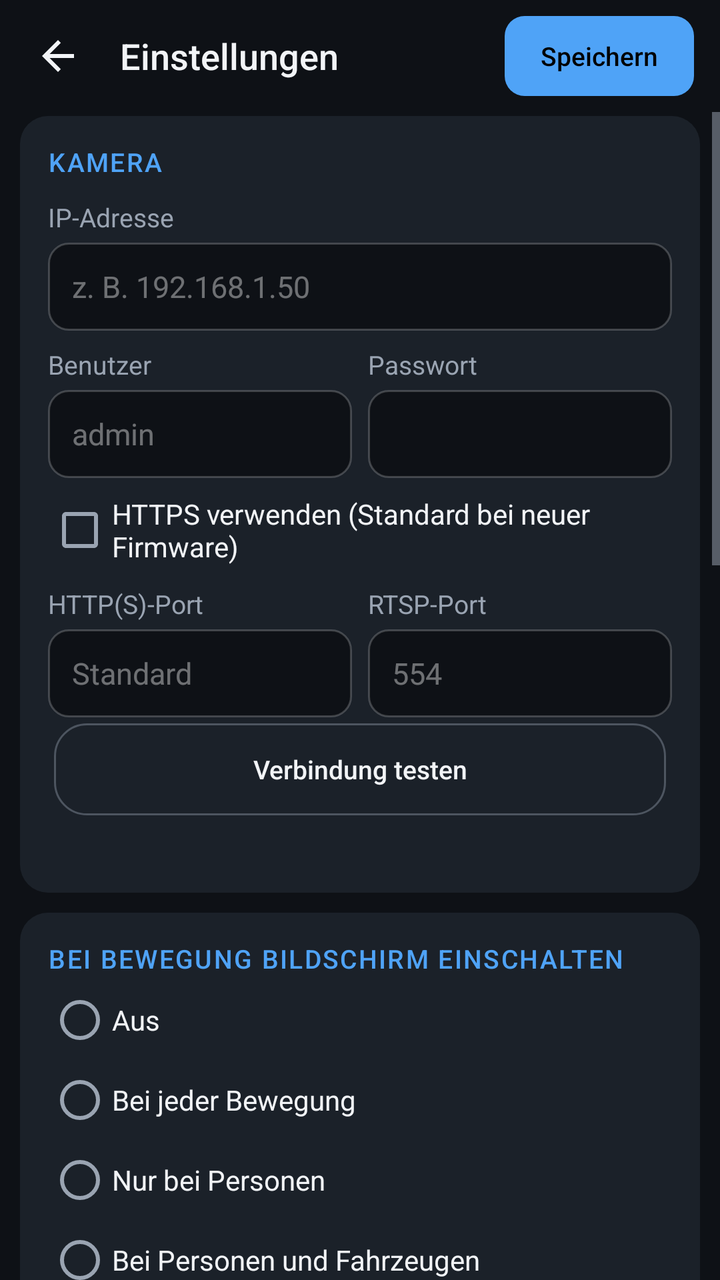
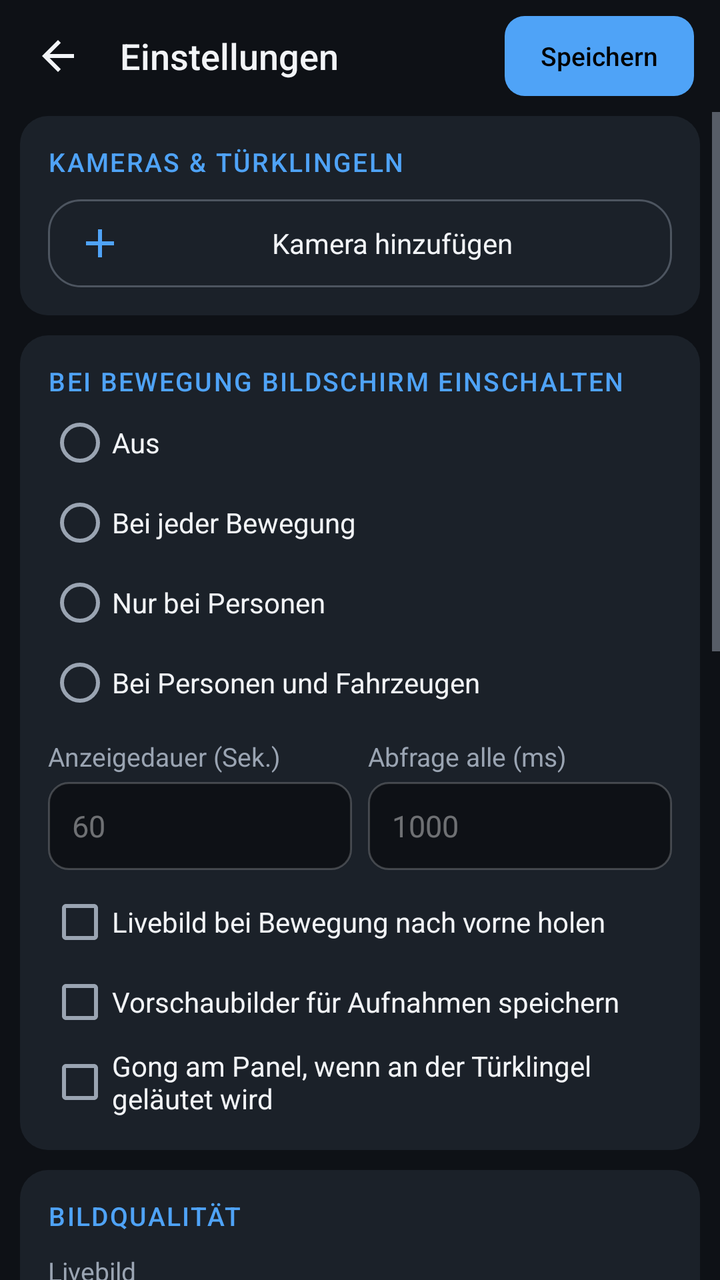

Two renders of the same Android screen: before a commit and after it. Below are the layout's source before the change and the commit's diff.
<!-- AndroidManifest.xml: application theme AppTheme -->
<!-- res/layout/activity_settings.xml -->
<?xml version="1.0" encoding="utf-8"?>
<LinearLayout xmlns:android="http://schemas.android.com/apk/res/android"
    android:layout_width="match_parent"
    android:layout_height="match_parent"
    android:background="@color/bg"
    android:orientation="vertical">

    
    <LinearLayout
        android:layout_width="match_parent"
        android:layout_height="56dp"
        android:gravity="center_vertical"
        android:orientation="horizontal"
        android:paddingLeft="4dp"
        android:paddingRight="10dp">

        <ImageButton
            android:id="@+id/btnBackSettings"
            style="@style/IconButton"
            android:contentDescription="Zurück"
            android:src="@drawable/ic_back" />

        <TextView
            style="@style/Title"
            android:layout_width="0dp"
            android:layout_height="wrap_content"
            android:layout_marginLeft="6dp"
            android:layout_weight="1"
            android:text="Einstellungen" />

        <Button
            android:id="@+id/btnSave"
            style="@style/BarButton"
            android:layout_width="wrap_content"
            android:layout_height="40dp"
            android:minHeight="40dp"
            android:background="@drawable/btn_primary"
            android:paddingLeft="18dp"
            android:paddingRight="18dp"
            android:text="Speichern"
            android:textColor="#000000" />
    </LinearLayout>

    <ScrollView
        android:layout_width="match_parent"
        android:layout_height="0dp"
        android:layout_weight="1"
        android:fillViewport="true">

        <LinearLayout
            android:layout_width="match_parent"
            android:layout_height="wrap_content"
            android:orientation="vertical"
            android:paddingLeft="10dp"
            android:paddingRight="10dp"
            android:paddingBottom="16dp">

            
            <LinearLayout style="@style/Card" android:layout_width="match_parent" android:layout_height="wrap_content" android:layout_marginTop="2dp">
                <TextView style="@style/Section" android:layout_width="wrap_content" android:layout_height="wrap_content" android:text="Kamera" />

                <TextView style="@style/Label" android:layout_width="wrap_content" android:layout_height="wrap_content" android:text="IP-Adresse" />
                <EditText android:id="@+id/etHost" style="@style/Field" android:layout_width="match_parent" android:layout_height="wrap_content" android:hint="z. B. 192.168.1.50" android:inputType="textUri" />

                <LinearLayout android:layout_width="match_parent" android:layout_height="wrap_content" android:orientation="horizontal">
                    <LinearLayout android:layout_width="0dp" android:layout_height="wrap_content" android:layout_weight="1" android:layout_marginRight="8dp" android:orientation="vertical">
                        <TextView style="@style/Label" android:layout_width="wrap_content" android:layout_height="wrap_content" android:text="Benutzer" />
                        <EditText android:id="@+id/etUser" style="@style/Field" android:layout_width="match_parent" android:layout_height="wrap_content" android:hint="admin" android:inputType="text" />
                    </LinearLayout>
                    <LinearLayout android:layout_width="0dp" android:layout_height="wrap_content" android:layout_weight="1" android:orientation="vertical">
                        <TextView style="@style/Label" android:layout_width="wrap_content" android:layout_height="wrap_content" android:text="Passwort" />
                        <EditText android:id="@+id/etPass" style="@style/Field" android:layout_width="match_parent" android:layout_height="wrap_content" android:inputType="textPassword" />
                    </LinearLayout>
                </LinearLayout>

                <CheckBox android:id="@+id/cbHttps" style="@style/Option" android:layout_width="match_parent" android:layout_height="wrap_content" android:layout_marginTop="6dp" android:text="HTTPS verwenden (Standard bei neuer Firmware)" />

                <LinearLayout android:layout_width="match_parent" android:layout_height="wrap_content" android:orientation="horizontal">
                    <LinearLayout android:layout_width="0dp" android:layout_height="wrap_content" android:layout_weight="1" android:layout_marginRight="8dp" android:orientation="vertical">
                        <TextView style="@style/Label" android:layout_width="wrap_content" android:layout_height="wrap_content" android:text="HTTP(S)-Port" />
                        <EditText android:id="@+id/etHttpPort" style="@style/Field" android:layout_width="match_parent" android:layout_height="wrap_content" android:hint="Standard" android:inputType="number" />
                    </LinearLayout>
                    <LinearLayout android:layout_width="0dp" android:layout_height="wrap_content" android:layout_weight="1" android:orientation="vertical">
                        <TextView style="@style/Label" android:layout_width="wrap_content" android:layout_height="wrap_content" android:text="RTSP-Port" />
                        <EditText android:id="@+id/etRtspPort" style="@style/Field" android:layout_width="match_parent" android:layout_height="wrap_content" android:hint="554" android:inputType="number" />
                    </LinearLayout>
                </LinearLayout>

                <Button android:id="@+id/btnTest" style="@style/BarButton" android:layout_width="match_parent" android:layout_height="wrap_content" android:layout_marginTop="12dp" android:background="@drawable/chip" android:text="Verbindung testen" />
                <TextView android:id="@+id/tvTest" android:layout_width="match_parent" android:layout_height="wrap_content" android:layout_marginTop="4dp" android:textColor="@color/textDim" android:textSize="13sp" />
            </LinearLayout>

            
            <LinearLayout style="@style/Card" android:layout_width="match_parent" android:layout_height="wrap_content">
                <TextView style="@style/Section" android:layout_width="wrap_content" android:layout_height="wrap_content" android:text="Bei Bewegung Bildschirm einschalten" />
                <RadioGroup android:id="@+id/rgTrigger" android:layout_width="match_parent" android:layout_height="wrap_content" android:orientation="vertical">
                    <RadioButton android:id="@+id/rbTrigOff" style="@style/Option" android:layout_width="match_parent" android:layout_height="wrap_content" android:text="Aus" />
                    <RadioButton android:id="@+id/rbTrigAny" style="@style/Option" android:layout_width="match_parent" android:layout_height="wrap_content" android:text="Bei jeder Bewegung" />
                    <RadioButton android:id="@+id/rbTrigPerson" style="@style/Option" android:layout_width="match_parent" android:layout_height="wrap_content" android:text="Nur bei Personen" />
                    <RadioButton android:id="@+id/rbTrigPersonVehicle" style="@style/Option" android:layout_width="match_parent" android:layout_height="wrap_content" android:text="Bei Personen und Fahrzeugen" />
                </RadioGroup>

                <LinearLayout android:layout_width="match_parent" android:layout_height="wrap_content" android:orientation="horizontal">
                    <LinearLayout android:layout_width="0dp" android:layout_height="wrap_content" android:layout_weight="1" android:layout_marginRight="8dp" android:orientation="vertical">
                        <TextView style="@style/Label" android:layout_width="wrap_content" android:layout_height="wrap_content" android:text="Anzeigedauer (Sek.)" />
                        <EditText android:id="@+id/etWake" style="@style/Field" android:layout_width="match_parent" android:layout_height="wrap_content" android:hint="60" android:inputType="number" />
                    </LinearLayout>
                    <LinearLayout android:layout_width="0dp" android:layout_height="wrap_content" android:layout_weight="1" android:orientation="vertical">
                        <TextView style="@style/Label" android:layout_width="wrap_content" android:layout_height="wrap_content" android:text="Abfrage alle (ms)" />
                        <EditText android:id="@+id/etPoll" style="@style/Field" android:layout_width="match_parent" android:layout_height="wrap_content" android:hint="1000" android:inputType="number" />
                    </LinearLayout>
                </LinearLayout>

                <CheckBox android:id="@+id/cbFront" style="@style/Option" android:layout_width="match_parent" android:layout_height="wrap_content" android:layout_marginTop="6dp" android:text="Livebild bei Bewegung nach vorne holen" />
                <CheckBox android:id="@+id/cbThumbs" style="@style/Option" android:layout_width="match_parent" android:layout_height="wrap_content" android:text="Vorschaubilder für Aufnahmen speichern" />
            </LinearLayout>

            
            <LinearLayout style="@style/Card" android:layout_width="match_parent" android:layout_height="wrap_content">
                <TextView style="@style/Section" android:layout_width="wrap_content" android:layout_height="wrap_content" android:text="Bildqualität" />
                <TextView style="@style/Label" android:layout_width="wrap_content" android:layout_height="wrap_content" android:text="Livebild" />
                <RadioGroup android:id="@+id/rgLive" android:layout_width="match_parent" android:layout_height="wrap_content" android:orientation="vertical">
                    <RadioButton android:id="@+id/rbLiveSub" style="@style/Option" android:layout_width="match_parent" android:layout_height="wrap_content" android:text="SD – flüssig, wenig CPU (empfohlen)" />
                    <RadioButton android:id="@+id/rbLiveMain" style="@style/Option" android:layout_width="match_parent" android:layout_height="wrap_content" android:text="HD – fällt automatisch auf SD zurück, falls nicht abspielbar" />
                </RadioGroup>
                <TextView style="@style/Label" android:layout_width="wrap_content" android:layout_height="wrap_content" android:text="Aufnahmen abspielen in" />
                <RadioGroup android:id="@+id/rgRec" android:layout_width="match_parent" android:layout_height="wrap_content" android:orientation="vertical">
                    <RadioButton android:id="@+id/rbRecSub" style="@style/Option" android:layout_width="match_parent" android:layout_height="wrap_content" android:text="SD – lädt schnell (empfohlen)" />
                    <RadioButton android:id="@+id/rbRecMain" style="@style/Option" android:layout_width="match_parent" android:layout_height="wrap_content" android:text="HD – große Dateien" />
                </RadioGroup>
            </LinearLayout>

            
            <LinearLayout style="@style/Card" android:layout_width="match_parent" android:layout_height="wrap_content">
                <TextView style="@style/Section" android:layout_width="wrap_content" android:layout_height="wrap_content" android:text="Schwenken &amp; Sirene" />
                <LinearLayout android:layout_width="match_parent" android:layout_height="wrap_content" android:orientation="horizontal">
                    <LinearLayout android:layout_width="0dp" android:layout_height="wrap_content" android:layout_weight="1" android:layout_marginRight="8dp" android:orientation="vertical">
                        <TextView style="@style/Label" android:layout_width="wrap_content" android:layout_height="wrap_content" android:text="Schwenk-Tempo (1–64)" />
                        <EditText android:id="@+id/etPtzSpeed" style="@style/Field" android:layout_width="match_parent" android:layout_height="wrap_content" android:hint="32" android:inputType="number" />
                    </LinearLayout>
                    <LinearLayout android:layout_width="0dp" android:layout_height="wrap_content" android:layout_weight="1" android:orientation="vertical">
                        <TextView style="@style/Label" android:layout_width="wrap_content" android:layout_height="wrap_content" android:text="Sirene max. (Sek.)" />
                        <EditText android:id="@+id/etSiren" style="@style/Field" android:layout_width="match_parent" android:layout_height="wrap_content" android:hint="30" android:inputType="number" />
                    </LinearLayout>
                </LinearLayout>
            </LinearLayout>

            
            <LinearLayout style="@style/Card" android:layout_width="match_parent" android:layout_height="wrap_content">
                <TextView style="@style/Section" android:layout_width="wrap_content" android:layout_height="wrap_content" android:text="Gerätestart" />
                <CheckBox android:id="@+id/cbBoot" style="@style/Option" android:layout_width="match_parent" android:layout_height="wrap_content" android:text="Überwachung beim Start automatisch aktivieren" />
                <CheckBox android:id="@+id/cbOpenBoot" style="@style/Option" android:layout_width="match_parent" android:layout_height="wrap_content" android:text="App beim Start sofort öffnen" />
                <Button android:id="@+id/btnBattery" style="@style/BarButton" android:layout_width="match_parent" android:layout_height="wrap_content" android:layout_marginTop="8dp" android:background="@drawable/chip" android:text="Von Akku-Optimierung ausnehmen" />
            </LinearLayout>

            
            <LinearLayout style="@style/Card" android:layout_width="match_parent" android:layout_height="wrap_content">
                <TextView style="@style/Section" android:layout_width="wrap_content" android:layout_height="wrap_content" android:text="Erweitert" />
                <TextView style="@style/Label" android:layout_width="wrap_content" android:layout_height="wrap_content" android:text="Eigener RTSP-Pfad (leer = automatisch)" />
                <EditText android:id="@+id/etRtspPath" style="@style/Field" android:layout_width="match_parent" android:layout_height="wrap_content" android:hint="z. B. h264Preview_01_sub" android:inputType="textUri" android:imeOptions="actionDone" />
            </LinearLayout>
        </LinearLayout>
    </ScrollView>
</LinearLayout>
<!-- resources referenced by this layout -->
<resources>
  <color name="bg">#0E1116</color>
  <color name="textDim">#9AA4B2</color>
  <!-- drawable btn_primary (drawable) -->
  <?xml version="1.0" encoding="utf-8"?>
  <selector xmlns:android="http://schemas.android.com/apk/res/android">
      <item android:state_pressed="true">
          <shape android:shape="rectangle">
              <solid android:color="#FF8CC4FA" />
              <corners android:radius="10dp" />
          </shape>
      </item>
      <item>
          <shape android:shape="rectangle">
              <solid android:color="@color/accent" />
              <corners android:radius="10dp" />
          </shape>
      </item>
  </selector>
  <!-- drawable ic_back (drawable) -->
  <vector xmlns:android="http://schemas.android.com/apk/res/android"
      android:width="24dp" android:height="24dp"
      android:viewportWidth="24" android:viewportHeight="24"
      android:tint="?android:attr/textColorPrimary">
      <path android:fillColor="#FFFFFFFF" android:pathData="M20,11H7.83l5.59,-5.59L12,4l-8,8 8,8 1.41,-1.41L7.83,13H20v-2z" />
  </vector>
  <style name="Card">
          <item name="android:background">@drawable/card</item>
          <item name="android:orientation">vertical</item>
          <item name="android:padding">14dp</item>
          <item name="android:layout_marginTop">10dp</item>
      </style>
  <style name="IconButton">
          <item name="android:layout_width">48dp</item>
          <item name="android:layout_height">48dp</item>
          <item name="android:layout_marginLeft">1dp</item>
          <item name="android:layout_marginRight">1dp</item>
          <item name="android:background">@drawable/icon_btn</item>
          <item name="android:scaleType">center</item>
          <item name="android:tint">@color/icon_tint</item>
      </style>
  <style name="Label">
          <item name="android:textColor">@color/textDim</item>
          <item name="android:textSize">13sp</item>
          <item name="android:layout_marginTop">8dp</item>
      </style>
  <style name="Option">
          <item name="android:textColor">@color/text</item>
          <item name="android:textSize">14sp</item>
          <item name="android:minHeight">40dp</item>
      </style>
  <style name="Section">
          <item name="android:textColor">@color/accent</item>
          <item name="android:textSize">13sp</item>
          <item name="android:fontFamily">sans-serif-medium</item>
          <item name="android:textAllCaps">true</item>
          <item name="android:letterSpacing">0.06</item>
          <item name="android:layout_marginBottom">2dp</item>
      </style>
  <style name="Title">
          <item name="android:textColor">@color/text</item>
          <item name="android:textSize">18sp</item>
          <item name="android:fontFamily">sans-serif-medium</item>
      </style>
  <color name="accent">#4FA3F7</color>
  <color name="text">#F2F4F7</color>
  <!-- drawable card (drawable) -->
  <?xml version="1.0" encoding="utf-8"?>
  <shape xmlns:android="http://schemas.android.com/apk/res/android" android:shape="rectangle">
      <solid android:color="@color/surface" />
      <corners android:radius="14dp" />
  </shape>
  <!-- drawable icon_btn (drawable) -->
  <?xml version="1.0" encoding="utf-8"?>
  <selector xmlns:android="http://schemas.android.com/apk/res/android">
      <item android:state_pressed="true">
          <shape android:shape="oval"><solid android:color="#554FA3F7" /></shape>
      </item>
      <item android:state_activated="true">
          <shape android:shape="oval"><solid android:color="#334FA3F7" /></shape>
      </item>
      <item>
          <shape android:shape="oval"><solid android:color="#00000000" /></shape>
      </item>
  </selector>
  <color name="surface">#1B2129</color>
  <color name="surface_pressed">#2C3644</color>
  <!-- unchanged entries left out for length: 6 -->
</resources>

<!-- the commit's change to res/layout/activity_settings.xml (unified diff, before → after) -->
@@ -57,37 +57,9 @@
 
             
             <LinearLayout style="@style/Card" android:layout_width="match_parent" android:layout_height="wrap_content" android:layout_marginTop="2dp">
-                <TextView style="@style/Section" android:layout_width="wrap_content" android:layout_height="wrap_content" android:text="Kamera" />
-
-                <TextView style="@style/Label" android:layout_width="wrap_content" android:layout_height="wrap_content" android:text="IP-Adresse" />
-                <EditText android:id="@+id/etHost" style="@style/Field" android:layout_width="match_parent" android:layout_height="wrap_content" android:hint="z. B. 192.168.1.50" android:inputType="textUri" />
-
-                <LinearLayout android:layout_width="match_parent" android:layout_height="wrap_content" android:orientation="horizontal">
-                    <LinearLayout android:layout_width="0dp" android:layout_height="wrap_content" android:layout_weight="1" android:layout_marginRight="8dp" android:orientation="vertical">
-                        <TextView style="@style/Label" android:layout_width="wrap_content" android:layout_height="wrap_content" android:text="Benutzer" />
-                        <EditText android:id="@+id/etUser" style="@style/Field" android:layout_width="match_parent" android:layout_height="wrap_content" android:hint="admin" android:inputType="text" />
-                    </LinearLayout>
-                    <LinearLayout android:layout_width="0dp" android:layout_height="wrap_content" android:layout_weight="1" android:orientation="vertical">
-                        <TextView style="@style/Label" android:layout_width="wrap_content" android:layout_height="wrap_content" android:text="Passwort" />
-                        <EditText android:id="@+id/etPass" style="@style/Field" android:layout_width="match_parent" android:layout_height="wrap_content" android:inputType="textPassword" />
-                    </LinearLayout>
-                </LinearLayout>
-
-                <CheckBox android:id="@+id/cbHttps" style="@style/Option" android:layout_width="match_parent" android:layout_height="wrap_content" android:layout_marginTop="6dp" android:text="HTTPS verwenden (Standard bei neuer Firmware)" />
-
-                <LinearLayout android:layout_width="match_parent" android:layout_height="wrap_content" android:orientation="horizontal">
-                    <LinearLayout android:layout_width="0dp" android:layout_height="wrap_content" android:layout_weight="1" android:layout_marginRight="8dp" android:orientation="vertical">
-                        <TextView style="@style/Label" android:layout_width="wrap_content" android:layout_height="wrap_content" android:text="HTTP(S)-Port" />
-                        <EditText android:id="@+id/etHttpPort" style="@style/Field" android:layout_width="match_parent" android:layout_height="wrap_content" android:hint="Standard" android:inputType="number" />
-                    </LinearLayout>
-                    <LinearLayout android:layout_width="0dp" android:layout_height="wrap_content" android:layout_weight="1" android:orientation="vertical">
-                        <TextView style="@style/Label" android:layout_width="wrap_content" android:layout_height="wrap_content" android:text="RTSP-Port" />
-                        <EditText android:id="@+id/etRtspPort" style="@style/Field" android:layout_width="match_parent" android:layout_height="wrap_content" android:hint="554" android:inputType="number" />
-                    </LinearLayout>
-                </LinearLayout>
-
-                <Button android:id="@+id/btnTest" style="@style/BarButton" android:layout_width="match_parent" android:layout_height="wrap_content" android:layout_marginTop="12dp" android:background="@drawable/chip" android:text="Verbindung testen" />
-                <TextView android:id="@+id/tvTest" android:layout_width="match_parent" android:layout_height="wrap_content" android:layout_marginTop="4dp" android:textColor="@color/textDim" android:textSize="13sp" />
+                <TextView style="@style/Section" android:layout_width="wrap_content" android:layout_height="wrap_content" android:text="Kameras &amp; Türklingeln" />
+                <LinearLayout android:id="@+id/camList" android:layout_width="match_parent" android:layout_height="wrap_content" android:orientation="vertical" />
+                <TextView android:id="@+id/btnAddCam" android:layout_width="match_parent" android:layout_height="44dp" android:layout_marginTop="8dp" android:background="@drawable/chip" android:clickable="true" android:drawableLeft="@drawable/ic_add" android:drawablePadding="8dp" android:drawableTint="@color/accent" android:focusable="true" android:gravity="center" android:paddingLeft="14dp" android:paddingRight="14dp" android:text="Kamera hinzufügen" android:textColor="@color/text" android:textSize="14sp" />
             </LinearLayout>
 
             
@@ -113,6 +85,7 @@
 
                 <CheckBox android:id="@+id/cbFront" style="@style/Option" android:layout_width="match_parent" android:layout_height="wrap_content" android:layout_marginTop="6dp" android:text="Livebild bei Bewegung nach vorne holen" />
                 <CheckBox android:id="@+id/cbThumbs" style="@style/Option" android:layout_width="match_parent" android:layout_height="wrap_content" android:text="Vorschaubilder für Aufnahmen speichern" />
+                <CheckBox android:id="@+id/cbChime" style="@style/Option" android:layout_width="match_parent" android:layout_height="wrap_content" android:text="Gong am Panel, wenn an der Türklingel geläutet wird" />
             </LinearLayout>
 
             
@@ -128,6 +101,10 @@
                     <RadioButton android:id="@+id/rbRecSub" style="@style/Option" android:layout_width="match_parent" android:layout_height="wrap_content" android:text="SD – lädt schnell (empfohlen)" />
                     <RadioButton android:id="@+id/rbRecMain" style="@style/Option" android:layout_width="match_parent" android:layout_height="wrap_content" android:text="HD – große Dateien" />
                 </RadioGroup>
+                <TextView style="@style/Label" android:layout_width="wrap_content" android:layout_height="wrap_content" android:text="Übersicht (mehrere Kameras)" />
+                <CheckBox android:id="@+id/cbGridLive" style="@style/Option" android:layout_width="match_parent" android:layout_height="wrap_content" android:text="Livevideo statt Standbildern (bis 4 Kameras, mehr CPU)" />
+                <TextView style="@style/Label" android:layout_width="wrap_content" android:layout_height="wrap_content" android:text="Standbilder aktualisieren alle (Sek.)" />
+                <EditText android:id="@+id/etGridSeconds" style="@style/Field" android:layout_width="match_parent" android:layout_height="wrap_content" android:hint="2" android:inputType="number" />
             </LinearLayout>
 
             
@@ -153,12 +130,6 @@
                 <Button android:id="@+id/btnBattery" style="@style/BarButton" android:layout_width="match_parent" android:layout_height="wrap_content" android:layout_marginTop="8dp" android:background="@drawable/chip" android:text="Von Akku-Optimierung ausnehmen" />
             </LinearLayout>
 
-            
-            <LinearLayout style="@style/Card" android:layout_width="match_parent" android:layout_height="wrap_content">
-                <TextView style="@style/Section" android:layout_width="wrap_content" android:layout_height="wrap_content" android:text="Erweitert" />
-                <TextView style="@style/Label" android:layout_width="wrap_content" android:layout_height="wrap_content" android:text="Eigener RTSP-Pfad (leer = automatisch)" />
-                <EditText android:id="@+id/etRtspPath" style="@style/Field" android:layout_width="match_parent" android:layout_height="wrap_content" android:hint="z. B. h264Preview_01_sub" android:inputType="textUri" android:imeOptions="actionDone" />
-            </LinearLayout>
         </LinearLayout>
     </ScrollView>
 </LinearLayout>
<!-- resource entries referenced after the edit -->
@@ -18,6 +18,12 @@
           </shape>
       </item>
   </selector>
+  <!-- drawable ic_add (drawable) -->
+  <vector xmlns:android="http://schemas.android.com/apk/res/android"
+      android:width="24dp" android:height="24dp"
+      android:viewportWidth="24" android:viewportHeight="24">
+      <path android:fillColor="#FFFFFFFF" android:pathData="M19,13h-6v6h-2v-6H5v-2h6V5h2v6h6v2z" />
+  </vector>
   <!-- drawable ic_back (drawable) -->
   <vector xmlns:android="http://schemas.android.com/apk/res/android"
       android:width="24dp" android:height="24dp"
